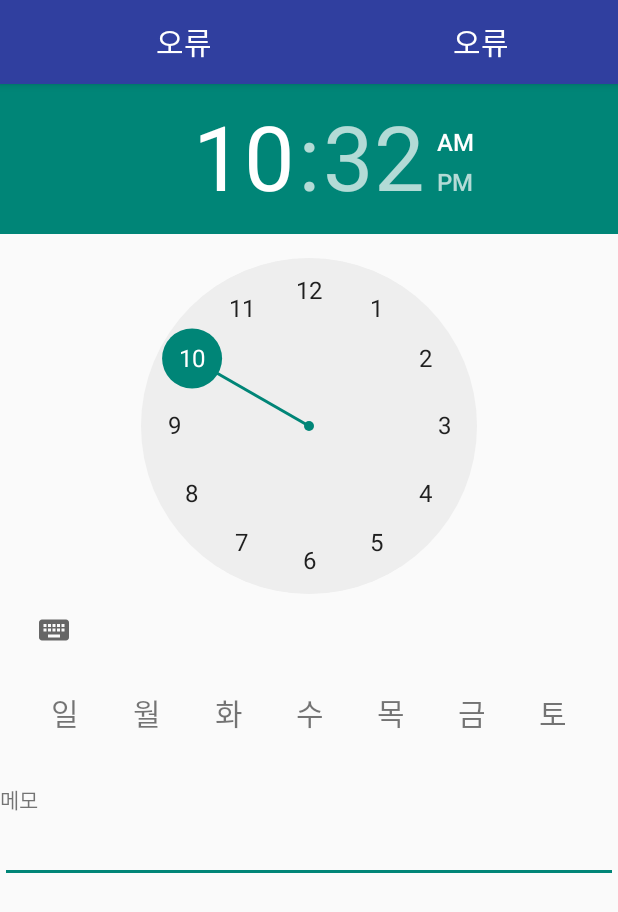
After one commit to geniewoo/AlarmApp, an Android app: the AlarmDetailActivity screen opened directly, with no data from a screen before it, on a phone screen of 412 x 824 dp. The commit adds this screen. Shown: the top 912 px of the screen. Run offline under Robolectric (Android 15) with nearby library versions, the phone set to English and light mode, and no system bars; our stand-ins replace ButterKnife; libraries missing offline, so code that uses them is left out: io.realm; 1 statement that could not run was skipped.

Commit message:
ButterKnife Realm FloatingActionButton TimePicker RecyclerView 구현

```diff
--- /dev/null
+++ b/SungWooAlarmApp/app/src/main/res/layout/activity_alarm_detail.xml
@@ -0,0 +1,152 @@
+<?xml version="1.0" encoding="utf-8"?>
+<android.support.design.widget.CoordinatorLayout xmlns:android="http://schemas.android.com/apk/res/android"
+    xmlns:app="http://schemas.android.com/apk/res-auto"
+    android:layout_width="match_parent"
+    android:layout_height="match_parent"
+    android:fitsSystemWindows="true">
+
+    <LinearLayout
+        android:layout_width="match_parent"
+        android:layout_height="wrap_content"
+        android:orientation="vertical">
+
+        <android.support.design.widget.AppBarLayout
+            android:layout_width="match_parent"
+            android:layout_height="wrap_content">
+
+            <android.support.v7.widget.Toolbar
+                android:layout_width="match_parent"
+                android:layout_height="?attr/actionBarSize"
+                android:background="@color/colorPrimaryDark">
+
+                <LinearLayout
+                    android:layout_width="match_parent"
+                    android:layout_height="wrap_content"
+                    android:orientation="horizontal">
+
+                    <TextView
+                        android:id="@+id/detailTBLeft_TV"
+                        android:layout_width="match_parent"
+                        android:layout_height="wrap_content"
+                        android:layout_marginLeft="@dimen/activity_horizontal_margin"
+                        android:layout_weight="1"
+                        android:textAlignment="center"
+                        android:textColor="@android:color/white"
+                        android:textSize="20sp" />
+
+                    <TextView
+                        android:id="@+id/detailTBRight_TV"
+                        android:layout_width="match_parent"
+                        android:layout_height="wrap_content"
+                        android:layout_marginLeft="@dimen/activity_horizontal_margin"
+                        android:layout_weight="1"
+                        android:textAlignment="center"
+                        android:textColor="@android:color/white"
+                        android:textSize="20sp" />
+                </LinearLayout>
+            </android.support.v7.widget.Toolbar>
+        </android.support.design.widget.AppBarLayout>
+
+        <TimePicker
+            android:id="@+id/timePicker"
+            android:layout_width="match_parent"
+            android:layout_height="wrap_content" />
+
+        <LinearLayout
+            android:layout_width="match_parent"
+            android:layout_height="wrap_content"
+            android:orientation="horizontal"
+            android:paddingEnd="@dimen/activity_horizontal_margin"
+            android:paddingStart="@dimen/activity_horizontal_margin">
+
+            <TextView
+                android:id="@+id/day_sun"
+                android:layout_width="match_parent"
+                android:layout_height="wrap_content"
+                android:layout_weight="1"
+                android:paddingBottom="@dimen/activity_vertical_margin"
+                android:paddingTop="@dimen/activity_vertical_margin"
+                android:text="@string/day_sunday"
+                android:textAlignment="center"
+                android:textSize="20sp" />
+
+            <TextView
+                android:id="@+id/day_mon"
+                android:layout_width="match_parent"
+                android:layout_height="wrap_content"
+                android:layout_weight="1"
+                android:paddingBottom="@dimen/activity_vertical_margin"
+                android:paddingTop="@dimen/activity_vertical_margin"
+                android:text="@string/day_monday"
+                android:textAlignment="center"
+                android:textSize="20sp" />
+
+            <TextView
+                android:id="@+id/day_tue"
+                android:layout_width="match_parent"
+                android:layout_height="wrap_content"
+                android:layout_weight="1"
+                android:paddingBottom="@dimen/activity_vertical_margin"
+                android:paddingTop="@dimen/activity_vertical_margin"
+                android:text="@string/day_tuesday"
+                android:textAlignment="center"
+                android:textSize="20sp" />
+
+            <TextView
+                android:id="@+id/day_wed"
+                android:layout_width="match_parent"
+                android:layout_height="wrap_content"
+                android:layout_weight="1"
+                android:paddingBottom="@dimen/activity_vertical_margin"
+                android:paddingTop="@dimen/activity_vertical_margin"
+                android:text="@string/day_wednesday"
+                android:textAlignment="center"
+                android:textSize="20sp" />
+
+            <TextView
+                android:id="@+id/day_thu"
+                android:layout_width="match_parent"
+                android:layout_height="wrap_content"
+                android:layout_weight="1"
+                android:paddingBottom="@dimen/activity_vertical_margin"
+                android:paddingTop="@dimen/activity_vertical_margin"
+                android:text="@string/day_thursday"
+                android:textAlignment="center"
+                android:textSize="20sp" />
+
+            <TextView
+                android:id="@+id/day_fri"
+                android:layout_width="match_parent"
+                android:layout_height="wrap_content"
+                android:layout_weight="1"
+                android:paddingBottom="@dimen/activity_vertical_margin"
+                android:paddingTop="@dimen/activity_vertical_margin"
+                android:text="@string/day_friday"
+                android:textAlignment="center"
+                android:textSize="20sp" />
+
+            <TextView
+                android:id="@+id/day_sat"
+                android:layout_width="match_parent"
+                android:layout_height="wrap_content"
+                android:layout_weight="1"
+                android:paddingBottom="@dimen/activity_vertical_margin"
+                android:paddingTop="@dimen/activity_vertical_margin"
+                android:text="@string/day_saturday"
+                android:textAlignment="center"
+                android:textSize="20sp" />
+        </LinearLayout>
+
+        <TextView
+            android:layout_width="match_parent"
+            android:layout_height="wrap_content"
+            android:layout_marginTop="@dimen/activity_horizontal_margin"
+            android:text="@string/detail_memo" />
+
+        <EditText
+            android:layout_width="match_parent"
+            android:layout_height="wrap_content"
+            android:layout_marginBottom="@dimen/activity_horizontal_margin" />
+    </LinearLayout>
+
+</android.support.design.widget.CoordinatorLayout>
--- a/SungWooAlarmApp/app/src/main/res/values/dimens.xml
+++ b/SungWooAlarmApp/app/src/main/res/values/dimens.xml
@@ -2,4 +2,5 @@
     <!-- Default screen margins, per the Android Design guidelines. -->
     <dimen name="activity_horizontal_margin">16dp</dimen>
     <dimen name="activity_vertical_margin">16dp</dimen>
+    <dimen name="FloatingButtonMargin">32dp</dimen>
 </resources>
--- a/SungWooAlarmApp/app/src/main/res/values/strings.xml
+++ b/SungWooAlarmApp/app/src/main/res/values/strings.xml
@@ -1,3 +1,20 @@
 <resources>
     <string name="app_name">SungWooAlarmApp.</string>
+    <string name="alarm_list_name">알람</string>
+    <string name="alarm_list_cancel">취소</string>
+    <string name="alarm_list_confirm">생성</string>
+
+    <string name="day_sunday">일</string>
+    <string name="day_monday">월</string>
+    <string name="day_tuesday">화</string>
+    <string name="day_wednesday">수</string>
+    <string name="day_thursday">목</string>
+    <string name="day_friday">금</string>
+    <string name="day_saturday">토</string>
+
+    <string name="detail_memo">메모</string>
+
+    <string name="intent_isCreate">ISCREATE</string>
+
+    <string name="expected_error">오류</string>
 </resources>
--- a/SungWooAlarmApp/build.gradle
+++ b/SungWooAlarmApp/build.gradle
@@ -6,6 +6,7 @@ buildscript {
     }
     dependencies {
         classpath 'com.android.tools.build:gradle:2.2.3'
+        classpath "io.realm:realm-gradle-plugin:2.2.0"
 
         // NOTE: Do not place your application dependencies here; they belong
         // in the individual module build.gradle files
```
Also changed, not shown: SungWooAlarmApp/app/build.gradle (+7 -0 lines), SungWooAlarmApp/app/src/main/AndroidManifest.xml (+8 -3 lines), SungWooAlarmApp/app/src/main/java/com/sungwoo/boostcamp/sungwooalarmapp/AlarmDetailActivity.java (added, +214 -0 lines), SungWooAlarmApp/app/src/main/java/com/sungwoo/boostcamp/sungwooalarmapp/AlarmListActivity.java (+65 -1 lines), SungWooAlarmApp/app/src/main/java/com/sungwoo/boostcamp/sungwooalarmapp/AlarmListAdapter.java (added, +71 -0 lines), SungWooAlarmApp/app/src/main/java/com/sungwoo/boostcamp/sungwooalarmapp/AlarmRepo.java (added, +55 -0 lines), SungWooAlarmApp/app/src/main/java/com/sungwoo/boostcamp/sungwooalarmapp/RealmInit.java (added, +17 -0 lines), SungWooAlarmApp/app/src/main/res/layout/activity_alarm_list.xml (+55 -12 lines), SungWooAlarmApp/app/src/main/res/layout/alarmlistview.xml (added, +25 -0 lines), 1 other file.
